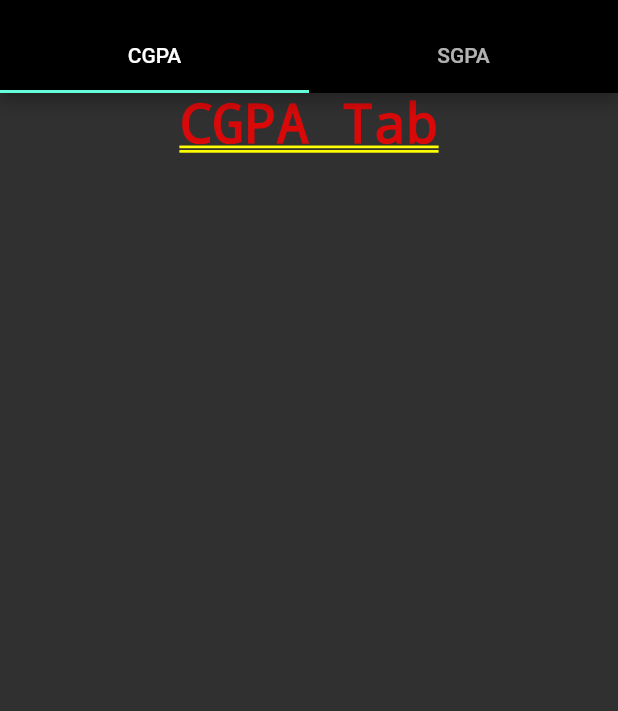
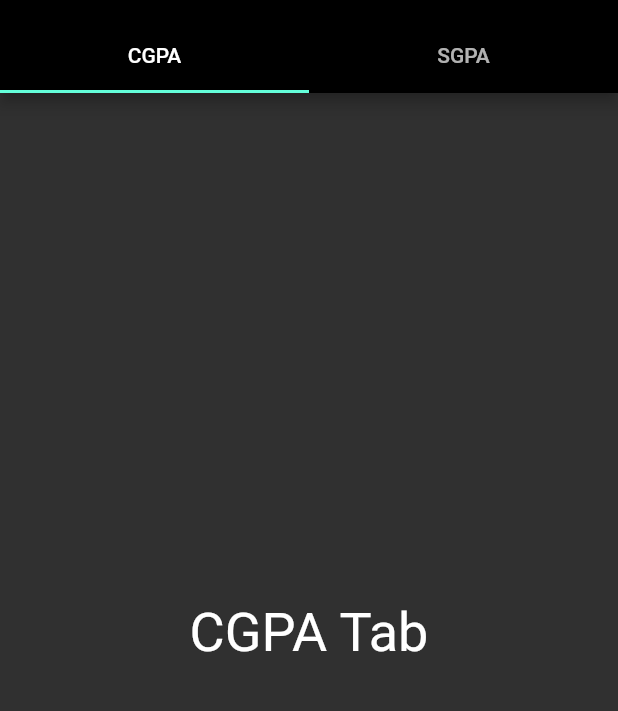
Before and after one commit to Kemosabe2911/ktu_app_flutter, a Flutter app: the screen it shows after launch, on a phone screen of 412 x 824 dp, the part 63-774 px from its top. Run offline on Flutter 3.47's test engine with Material 2 defaults, Android fonts, the phone set to English and light mode, and no system bars.

Commit message:
Update cgpa tab

```diff
--- a/ktu_help/lib/main.dart
+++ b/ktu_help/lib/main.dart
@@ -133,8 +133,11 @@ class _CgpaPageState extends State<CgpaPage>{
 
     @override
       Widget build(BuildContext context){
-        return MaterialApp(
-          home: Text('CGPA Tab',style: const TextStyle(fontSize: 36),textAlign: TextAlign.center,),
+        return Scaffold(
+          body: Container(
+            child: Center(
+              child: Text('CGPA Tab',style: const TextStyle(fontSize: 36, color: Colors.white,), textAlign: TextAlign.center,),),
+            ),
         );
   }
 }
```
